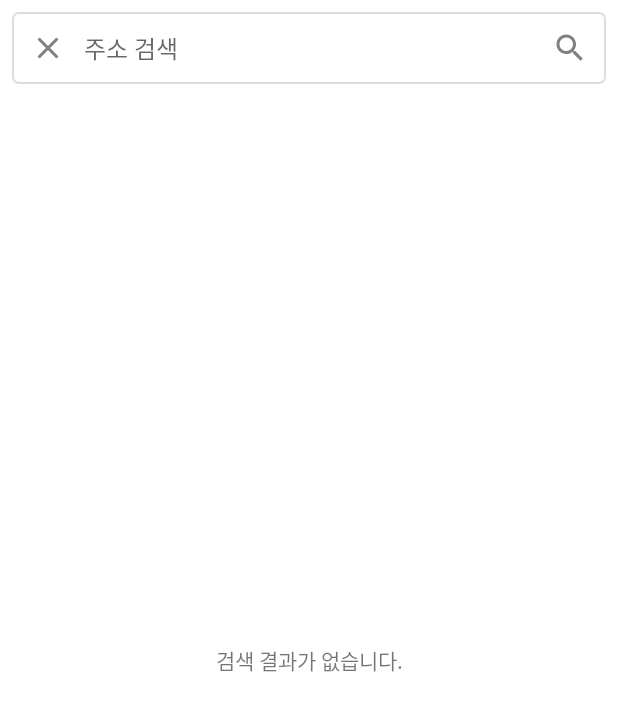
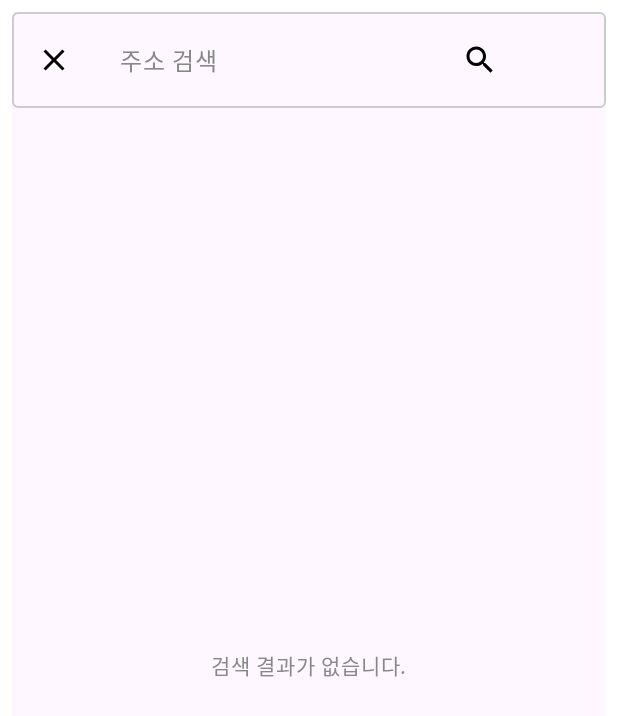
Before and after one commit to inhyeokk/MapExample, an Android app built with Jetpack Compose: the SearchActivity screen opened directly, with no data from a screen before it, on a phone screen of 412 x 824 dp. Shown: the top 716 px of the screen. Run offline under Robolectric (Android 15) with nearby library versions, the phone set to English and light mode, and no system bars; our stand-ins replace Dagger/Hilt's generated code, livedata-compose.

Commit message:
feat: 검색 화면 컴포즈 마이그레이션

```diff
--- a/app/build.gradle
+++ b/app/build.gradle
@@ -64,6 +64,7 @@ dependencies {
     implementation 'androidx.compose.ui:ui-tooling-preview'
     debugImplementation 'androidx.compose.ui:ui-tooling'
     implementation 'androidx.activity:activity-compose:1.7.1'
+    implementation "androidx.compose.runtime:runtime-livedata:1.4.3"
 
     implementation "com.squareup.okhttp3:logging-interceptor:4.10.0"
     implementation "com.squareup.retrofit2:converter-gson:2.9.0"
--- /dev/null
+++ b/app/src/main/java/com/example/map/presentation/view/CommonScreen.kt
@@ -0,0 +1,56 @@
+package com.example.map.presentation.view
+
+import androidx.compose.foundation.Image
+import androidx.compose.foundation.background
+import androidx.compose.foundation.border
+import androidx.compose.foundation.layout.PaddingValues
+import androidx.compose.foundation.layout.fillMaxSize
+import androidx.compose.foundation.layout.padding
+import androidx.compose.foundation.shape.RoundedCornerShape
+import androidx.compose.material.icons.Icons
+import androidx.compose.material.icons.filled.Close
+import androidx.compose.material.icons.filled.Search
+import androidx.compose.material3.*
+import androidx.compose.runtime.Composable
+import androidx.compose.ui.Modifier
+import androidx.compose.ui.graphics.Color
+import androidx.compose.ui.unit.dp
+
+@OptIn(ExperimentalMaterial3Api::class)
+@Composable
+fun CommonScaffold(
+    modifier: Modifier = Modifier,
+    title: @Composable () -> Unit,
+    navigationIcon: @Composable () -> Unit = {},
+    content: @Composable (PaddingValues) -> Unit
+) {
+    Scaffold(
+        modifier = modifier
+            .fillMaxSize()
+            .background(Color.White)
+            .padding(8.dp),
+        topBar = {
+            TopAppBar(
+                modifier = Modifier.border(
+                    width = 1.dp, color = Color.LightGray, shape = RoundedCornerShape(4.dp)
+                ),
+                navigationIcon = navigationIcon,
+                title = title,
+            )
+        }, content = content
+    )
+}
+
+@Composable
+fun CloseButton(onClick: () -> Unit) {
+    IconButton(onClick) {
+        Image(imageVector = Icons.Default.Close, contentDescription = "닫기")
+    }
+}
+
+@Composable
+fun SearchButton(onClick: () -> Unit) {
+    IconButton(onClick) {
+        Image(imageVector = Icons.Default.Search, contentDescription = "검색")
+    }
+}
--- a/app/src/main/java/com/example/map/presentation/view/search/SearchActivity.kt
+++ b/app/src/main/java/com/example/map/presentation/view/search/SearchActivity.kt
@@ -2,60 +2,52 @@ package com.example.map.presentation.view.search
 
 import android.content.Intent
 import android.os.Bundle
-import android.view.inputmethod.EditorInfo
+import androidx.activity.compose.setContent
 import androidx.activity.viewModels
 import androidx.appcompat.app.AppCompatActivity
-import androidx.core.view.isVisible
-import androidx.recyclerview.widget.DividerItemDecoration
+import androidx.compose.material3.MaterialTheme
+import androidx.compose.runtime.getValue
+import androidx.compose.runtime.livedata.observeAsState
 import com.example.map.R
-import com.example.map.databinding.ActivitySearchBinding
 import com.example.map.extension.showToast
 import com.example.map.presentation.model.SearchResult
-import com.example.map.presentation.view.search.adapter.SearchResultAdapter
 import dagger.hilt.android.AndroidEntryPoint
-import java.util.function.Consumer
 
 @AndroidEntryPoint
 class SearchActivity : AppCompatActivity() {
-    private lateinit var binding: ActivitySearchBinding
     private val viewModel by viewModels<SearchViewModel>()
     override fun onCreate(savedInstanceState: Bundle?) {
         super.onCreate(savedInstanceState)
-        binding = ActivitySearchBinding.inflate(layoutInflater)
-        setContentView(binding.root)
-        val parkingAdapter = SearchResultAdapter(createOnClickListener())
-        initView(binding, parkingAdapter)
-        observeViewModel(parkingAdapter)
-    }
-
-    private fun createOnClickListener(): Consumer<SearchResult> {
-        return Consumer {
-            val intent = Intent()
-            intent.putExtra(SEARCH_RESULT, it)
-            setResult(RESULT_OK, intent)
-            finish()
+        setContent {
+            MaterialTheme {
+                var lastQuery = ""
+                val searchResultList by viewModel.searchResultLiveData.observeAsState(initial = emptyList())
+                SearchScreen(
+                    searchResultList = searchResultList,
+                    onCloseClick = {
+                        finish()
+                    },
+                    onSearchClick = { query ->
+                        lastQuery = query.trim { it <= ' ' }
+                        requestSearch(lastQuery)
+                    },
+                    onSearchResultClick = this::onSearchResultClick
+                )
+                if (lastQuery.isNotEmpty() && searchResultList.isEmpty()) {
+                    showToast(R.string.Toast_empty_search)
+                }
+            }
         }
     }
 
-    private fun initView(binding: ActivitySearchBinding, searchResultAdapter: SearchResultAdapter) {
-        binding.btnClose.setOnClickListener { finish() }
-        binding.edSearch.setOnEditorActionListener { _, actionId, _ ->
-            if (actionId == EditorInfo.IME_ACTION_SEARCH) {
-                requestSearch()
-                return@setOnEditorActionListener true
-            } else {
-                return@setOnEditorActionListener false
-            }
-        }
-        binding.btnSearch.setOnClickListener { requestSearch() }
-        binding.rvSearchResult.addItemDecoration(
-            DividerItemDecoration(this, DividerItemDecoration.VERTICAL)
-        )
-        binding.rvSearchResult.adapter = searchResultAdapter
+    private fun onSearchResultClick(searchResult: SearchResult) {
+        val intent = Intent()
+        intent.putExtra(SEARCH_RESULT, searchResult)
+        setResult(RESULT_OK, intent)
+        finish()
     }
 
-    private fun requestSearch() {
-        val query = query
+    private fun requestSearch(query: String) {
         if (query.isNotEmpty()) {
             viewModel.search(query)
         } else {
@@ -63,19 +55,6 @@ class SearchActivity : AppCompatActivity() {
         }
     }
 
-    private val query: String
-        get() = binding.edSearch.text.toString().trim { it <= ' ' }
-
-    private fun observeViewModel(searchResultAdapter: SearchResultAdapter) {
-        viewModel.searchResultLiveData.observe(this) {
-            searchResultAdapter.setItemList(it)
-            binding.tvEmpty.isVisible = it.isEmpty()
-            if (query.isNotEmpty() && it.isEmpty()) {
-                showToast(R.string.Toast_empty_search)
-            }
-        }
-    }
-
     companion object {
         const val SEARCH_RESULT = "SEARCH_RESULT"
     }
--- /dev/null
+++ b/app/src/main/java/com/example/map/presentation/view/search/SearchScreen.kt
@@ -0,0 +1,150 @@
+package com.example.map.presentation.view.search
+
+import androidx.compose.foundation.clickable
+import androidx.compose.foundation.layout.*
+import androidx.compose.foundation.lazy.LazyColumn
+import androidx.compose.foundation.lazy.itemsIndexed
+import androidx.compose.foundation.lazy.rememberLazyListState
+import androidx.compose.foundation.text.KeyboardActions
+import androidx.compose.foundation.text.KeyboardOptions
+import androidx.compose.material3.*
+import androidx.compose.runtime.*
+import androidx.compose.ui.Alignment
+import androidx.compose.ui.Modifier
+import androidx.compose.ui.graphics.Color
+import androidx.compose.ui.res.stringResource
+import androidx.compose.ui.text.TextStyle
+import androidx.compose.ui.text.input.ImeAction
+import androidx.compose.ui.text.input.TextFieldValue
+import androidx.compose.ui.text.style.TextOverflow
+import androidx.compose.ui.tooling.preview.Preview
+import androidx.compose.ui.unit.dp
+import androidx.compose.ui.unit.sp
+import com.example.map.R
+import com.example.map.presentation.model.SearchResult
+import com.example.map.presentation.view.CloseButton
+import com.example.map.presentation.view.CommonScaffold
+import com.example.map.presentation.view.SearchButton
+
+@OptIn(ExperimentalMaterial3Api::class)
+@Composable
+fun SearchScreen(
+    searchResultList: List<SearchResult>,
+    onCloseClick: () -> Unit,
+    onSearchClick: (String) -> Unit,
+    onSearchResultClick: (SearchResult) -> Unit
+) {
+    var query by remember { mutableStateOf(TextFieldValue("")) }
+    CommonScaffold(
+        navigationIcon = {
+            CloseButton(onCloseClick)
+        },
+        title = {
+            TextField(
+                value = query,
+                onValueChange = { query = it },
+                textStyle = TextStyle(color = Color.Black, fontSize = 16.sp),
+                placeholder = {
+                    Text(
+                        text = stringResource(
+                            id = R.string.SearchActivity_title
+                        ), fontSize = 16.sp, color = Color.Gray
+                    )
+                },
+                trailingIcon = {
+                    SearchButton {
+                        onSearchClick(query.text)
+                    }
+                },
+                keyboardOptions = KeyboardOptions(imeAction = ImeAction.Search),
+                keyboardActions = KeyboardActions(onSearch = { onSearchClick(query.text) }),
+                maxLines = 1,
+                colors = TextFieldDefaults.textFieldColors(
+                    containerColor = Color.Transparent,
+                    cursorColor = Color.Black,
+                    focusedIndicatorColor = Color.Transparent,
+                    unfocusedIndicatorColor = Color.Transparent
+                )
+            )
+        },
+    ) {
+        SearchResultList(
+            it,
+            searchResultList,
+            onSearchResultClick,
+        )
+        if (searchResultList.isEmpty()) {
+            Box(
+                modifier = Modifier
+                    .fillMaxSize()
+                    .padding(it), contentAlignment = Alignment.Center
+            ) {
+                Text(
+                    text = stringResource(id = R.string.SearchActivity_empty),
+                    color = Color.Gray,
+                    fontSize = 14.sp
+                )
+            }
+        }
+    }
+}
+
+@Composable
+fun SearchResultList(
+    padding: PaddingValues, searchResultList: List<SearchResult>, onClick: (SearchResult) -> Unit
+) {
+    val lazyListState = rememberLazyListState()
+    LazyColumn(
+        modifier = Modifier.padding(top = 16.dp), state = lazyListState, contentPadding = padding
+    ) {
+        itemsIndexed(
+            items = searchResultList,
+            key = { _, item -> item.addressName },
+            itemContent = { _, item ->
+                SearchResultListItem(
+                    searchResult = item, onClick = onClick
+                )
+                Divider()
+            },
+        )
+    }
+}
+
+@Composable
+fun SearchResultListItem(
+    modifier: Modifier = Modifier, searchResult: SearchResult, onClick: (SearchResult) -> Unit = {}
+) {
+    Box(
+        modifier = modifier
+            .fillMaxWidth()
+            .padding(horizontal = 8.dp, vertical = 16.dp)
+            .clickable { onClick(searchResult) },
+        contentAlignment = Alignment.CenterStart
+    ) {
+        Text(
+            text = searchResult.addressName,
+            color = Color.Black,
+            fontSize = 14.sp,
+            overflow = TextOverflow.Ellipsis,
+            maxLines = 1
+        )
+    }
+}
+
+@Composable
+@Preview(showBackground = true)
+private fun SearchResultListItemPreview() {
+    MaterialTheme {
+        Column {
+            SearchResultListItem(
+                searchResult = SearchResult("판교역로", "", "0", "0")
+            )
+            SearchResultListItem(
+                searchResult = SearchResult("판교역로", "", "0", "0")
+            )
+            SearchResultListItem(
+                searchResult = SearchResult("판교역로", "", "0", "0")
+            )
+        }
+    }
+}
--- a/app/src/main/java/com/example/map/presentation/view/search/SearchViewModel.kt
+++ b/app/src/main/java/com/example/map/presentation/view/search/SearchViewModel.kt
@@ -1,5 +1,6 @@
 package com.example.map.presentation.view.search
 
+import androidx.lifecycle.LiveData
 import androidx.lifecycle.MutableLiveData
 import androidx.lifecycle.viewModelScope
 import com.example.map.base.BaseViewModel
@@ -14,14 +15,14 @@ import javax.inject.Inject
 class SearchViewModel @Inject constructor(
     private val localSearchRepository: LocalSearchRepository
 ) : BaseViewModel() {
-    var searchResultLiveData = MutableLiveData(emptyList<SearchResult>())
+    private val _searchResultLiveData = MutableLiveData(emptyList<SearchResult>())
+    val searchResultLiveData: LiveData<List<SearchResult>> = _searchResultLiveData
     fun search(query: String) = viewModelScope.launch {
         val request = SearchByAddressRequest(query)
         localSearchRepository.searchByAddress(request).onSuccess {
-            val searchResultList = it.documents.map { result ->
+            _searchResultLiveData.value = it.documents.map { result ->
                 SearchResult.fromDocumentResult(result)
             }
-            searchResultLiveData.setValue(searchResultList)
         }
     }
 }
--- a/app/src/main/java/com/example/map/presentation/view/search/adapter/SearchResultAdapter.kt
+++ /dev/null
@@ -1,30 +0,0 @@
-package com.example.map.presentation.view.search.adapter
-
-import android.view.ViewGroup
-import androidx.recyclerview.widget.RecyclerView
-import com.example.map.presentation.model.SearchResult
-import com.example.map.presentation.view.search.adapter.viewholder.SearchResultViewHolder
-import java.util.function.Consumer
-
-class SearchResultAdapter(
-    private val onClickListener: Consumer<SearchResult>
-) : RecyclerView.Adapter<SearchResultViewHolder>() {
-    private val searchResultList = ArrayList<SearchResult>()
-    override fun onCreateViewHolder(parent: ViewGroup, viewType: Int): SearchResultViewHolder {
-        return SearchResultViewHolder.create(parent, onClickListener)
-    }
-
-    override fun onBindViewHolder(holder: SearchResultViewHolder, position: Int) {
-        holder.bind(searchResultList[position])
-    }
-
-    override fun getItemCount(): Int {
-        return searchResultList.size
-    }
-
-    fun setItemList(searchResultList: List<SearchResult>) {
-        this.searchResultList.clear()
-        this.searchResultList.addAll(searchResultList)
-        notifyDataSetChanged()
-    }
-}
--- a/app/src/main/res/layout/activity_search.xml
+++ /dev/null
@@ -1,89 +0,0 @@
-<?xml version="1.0" encoding="utf-8"?>
-<androidx.constraintlayout.widget.ConstraintLayout xmlns:android="http://schemas.android.com/apk/res/android"
-    xmlns:app="http://schemas.android.com/apk/res-auto"
-    xmlns:tools="http://schemas.android.com/tools"
-    android:layout_width="match_parent"
-    android:layout_height="match_parent"
-    android:background="@color/white"
-    tools:context=".presentation.view.parking.ParkingActivity">
-
-    <androidx.constraintlayout.widget.ConstraintLayout
-        android:id="@+id/cl_top"
-        android:layout_width="match_parent"
-        android:layout_height="wrap_content"
-        android:layout_margin="8dp"
-        android:background="@drawable/shape_solid_white_stroke_gray_radius_4"
-        app:layout_constraintBottom_toTopOf="@id/rv_search_result"
-        app:layout_constraintEnd_toEndOf="parent"
-        app:layout_constraintStart_toStartOf="parent"
-        app:layout_constraintTop_toTopOf="parent">
-
-        <ImageView
-            android:id="@+id/btn_close"
-            android:layout_width="wrap_content"
-            android:layout_height="0dp"
-            android:layout_marginStart="4dp"
-            android:minWidth="40dp"
-            android:padding="8dp"
-            android:src="@drawable/baseline_close_24"
-            app:layout_constraintBottom_toBottomOf="@id/ed_search"
-            app:layout_constraintEnd_toStartOf="@id/ed_search"
-            app:layout_constraintStart_toStartOf="parent"
-            app:layout_constraintTop_toTopOf="@id/ed_search" />
-
-        <EditText
-            android:id="@+id/ed_search"
-            android:layout_width="0dp"
-            android:layout_height="wrap_content"
-            android:layout_margin="4dp"
-            android:background="@null"
-            android:gravity="center_vertical"
-            android:hint="@string/SearchActivity_title"
-            android:imeOptions="actionSearch"
-            android:inputType="text"
-            android:maxLines="1"
-            android:minHeight="40dp"
-            android:textSize="16sp"
-            app:layout_constraintBottom_toBottomOf="parent"
-            app:layout_constraintEnd_toStartOf="@id/btn_search"
-            app:layout_constraintStart_toEndOf="@id/btn_close"
-            app:layout_constraintTop_toTopOf="parent" />
-
-        <ImageView
-            android:id="@+id/btn_search"
-            android:layout_width="wrap_content"
-            android:layout_height="0dp"
-            android:layout_marginEnd="4dp"
-            android:minWidth="40dp"
-            android:padding="8dp"
-            android:src="@drawable/baseline_search_24"
-            app:layout_constraintBottom_toBottomOf="@id/ed_search"
-            app:layout_constraintEnd_toEndOf="parent"
-            app:layout_constraintStart_toEndOf="@id/ed_search"
-            app:layout_constraintTop_toTopOf="@id/ed_search" />
-    </androidx.constraintlayout.widget.ConstraintLayout>
-
-    <androidx.recyclerview.widget.RecyclerView
-        android:id="@+id/rv_search_result"
-        android:layout_width="match_parent"
-        android:layout_height="0dp"
-        android:layout_margin="8dp"
-        android:scrollbars="vertical"
-        app:layoutManager="androidx.recyclerview.widget.LinearLayoutManager"
-        app:layout_constraintBottom_toBottomOf="parent"
-        app:layout_constraintEnd_toEndOf="parent"
-        app:layout_constraintStart_toStartOf="parent"
-        app:layout_constraintTop_toBottomOf="@id/cl_top" />
-
-    <TextView
-        android:id="@+id/tv_empty"
-        android:layout_width="0dp"
-        android:layout_height="0dp"
-        android:gravity="center"
-        android:background="@color/white"
-        android:text="@string/SearchActivity_empty"
-        app:layout_constraintBottom_toBottomOf="parent"
-        app:layout_constraintEnd_toEndOf="parent"
-        app:layout_constraintStart_toStartOf="parent"
-        app:layout_constraintTop_toBottomOf="@id/cl_top" />
-</androidx.constraintlayout.widget.ConstraintLayout>
```
Also changed, not shown: app/src/main/java/com/example/map/presentation/view/favorite/FavoriteScreen.kt (+15 -26 lines), app/src/main/java/com/example/map/presentation/view/search/adapter/viewholder/SearchResultViewHolder.kt (deleted, +0 -29 lines), app/src/main/res/layout/item_search_result.xml (deleted, +0 -23 lines).
